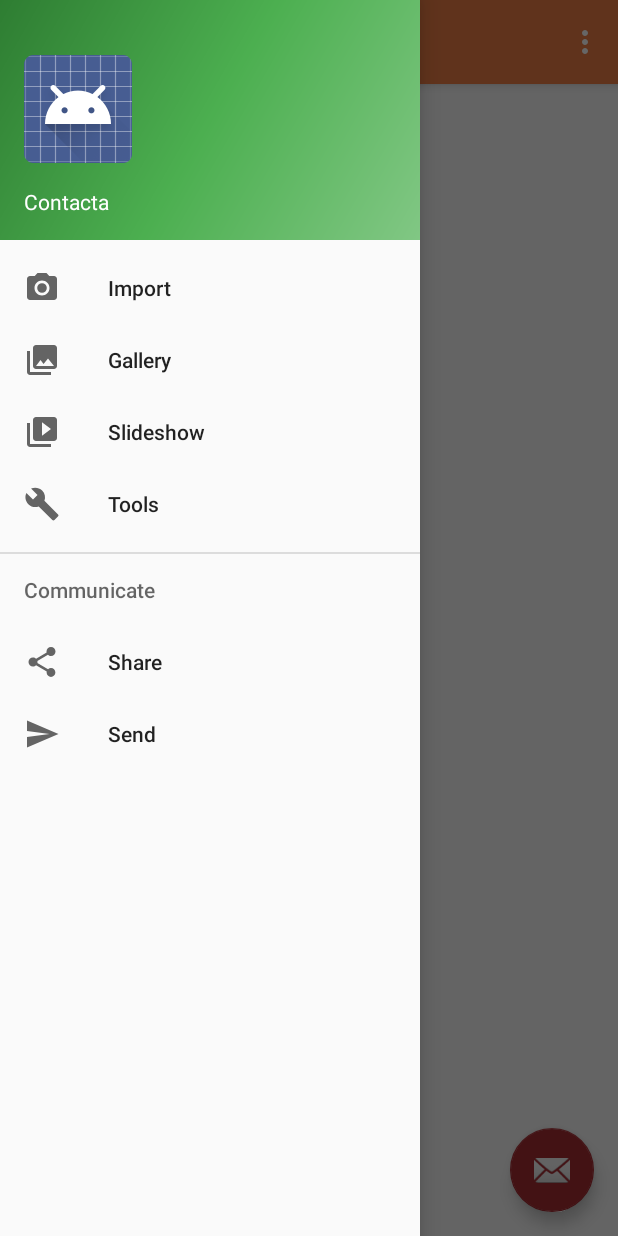
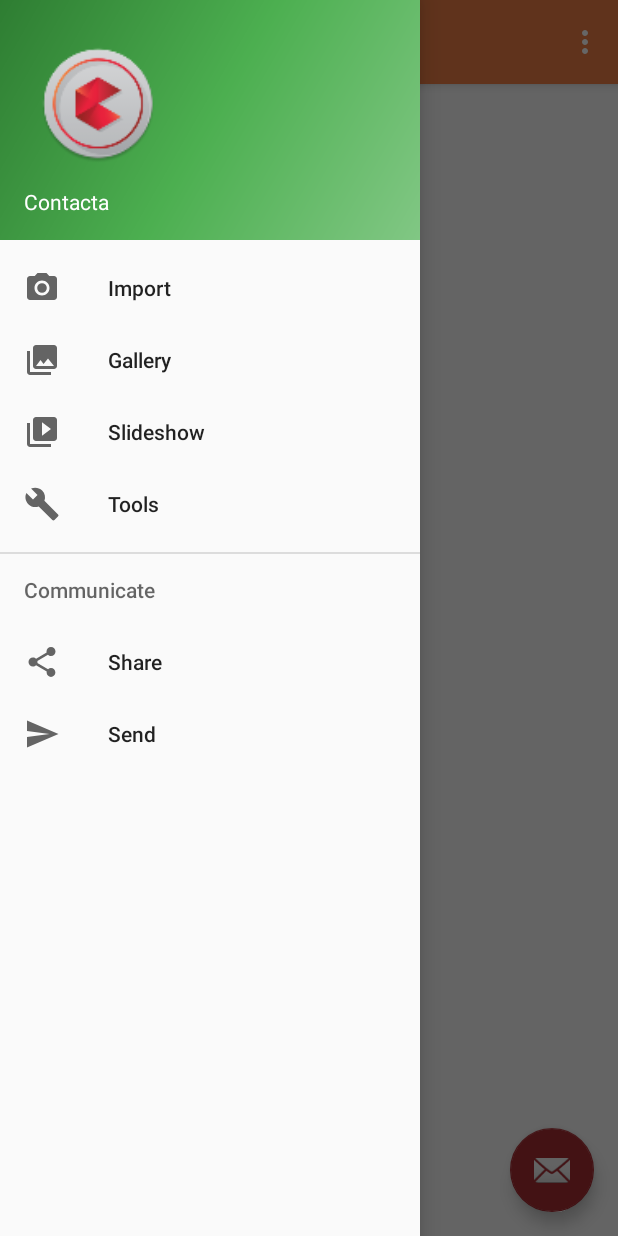
Before and after one commit to grupoultra/contacta, an Android app: the screen it shows after launch (MainActivity), with the side drawer open, on a phone screen of 412 x 824 dp. Run offline under Robolectric (Android 15) with nearby library versions, the phone set to English and light mode, and no system bars.

Commit message:
cambiando el icono del menu y el tamano

```diff
--- a/app/src/main/res/layout/nav_header_main.xml
+++ b/app/src/main/res/layout/nav_header_main.xml
@@ -9,14 +9,15 @@
     android:paddingLeft="@dimen/activity_horizontal_margin"
     android:paddingRight="@dimen/activity_horizontal_margin"
     android:paddingTop="@dimen/activity_vertical_margin"
-    android:theme="@style/ThemeOverlay.AppCompat.Dark">
+    android:theme="@style/ThemeOverlay.AppCompat.Dark"
+    android:weightSum="1">
 
     <ImageView
         android:id="@+id/imageView"
-        android:layout_width="wrap_content"
+        android:layout_width="99dp"
         android:layout_height="wrap_content"
-        android:paddingTop="@dimen/nav_header_vertical_spacing"
-        android:src="@android:drawable/sym_def_app_icon" />
+        android:src="@mipmap/ic_contacta_launcher"
+        android:layout_weight="0.69" />
 
     <TextView
         android:layout_width="match_parent"
```
